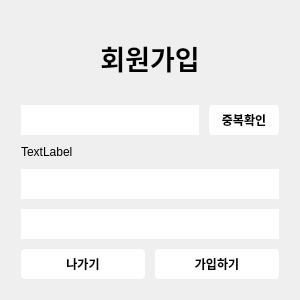
Old version of the form ui/accountdialog.ui in the repository Jhnn22/VEDA_miniProject2_Blog.
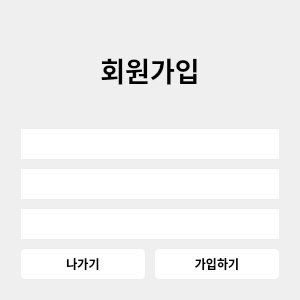
New version of the form. The open tabs and pages were chosen to show the change.

What changed in the file:
```diff
--- a/ui/accountdialog.ui
+++ b/ui/accountdialog.ui
@@ -152,7 +152,7 @@
       </layout>
      </widget>
      <widget class="QWidget" name="page_2">
-      <layout class="QVBoxLayout" name="verticalLayout_4" stretch="1,0,0,0,0,0">
+      <layout class="QVBoxLayout" name="verticalLayout_4" stretch="1,0,0,0,0">
        <property name="spacing">
         <number>10</number>
        </property>
@@ -185,11 +185,6 @@
         </widget>
        </item>
        <item>
-        <layout class="QHBoxLayout" name="horizontalLayout_2">
-         <property name="spacing">
-          <number>10</number>
-         </property>
-         <item>
           <widget class="QLineEdit" name="idLineEdit_2">
            <property name="minimumSize">
             <size>
@@ -202,37 +197,6 @@
              <width>16777215</width>
              <height>30</height>
             </size>
-           </property>
-          </widget>
-         </item>
-         <item>
-          <widget class="QPushButton" name="duplicateCheckPushButton">
-           <property name="minimumSize">
-            <size>
-             <width>70</width>
-             <height>30</height>
-            </size>
-           </property>
-           <property name="maximumSize">
-            <size>
-             <width>16777215</width>
-             <height>30</height>
-            </size>
-           </property>
-           <property name="styleSheet">
-            <string notr="true"/>
-           </property>
-           <property name="text">
-            <string>중복확인</string>
-           </property>
-          </widget>
-         </item>
-        </layout>
-       </item>
-       <item>
-        <widget class="QLabel" name="duplicateCheckLabel">
-         <property name="text">
-          <string>TextLabel</string>
          </property>
         </widget>
        </item>
```
Left out of the diff: 2 changed lines with no effect on the pictures. Lines whose indentation alone changed are shown as unchanged.
